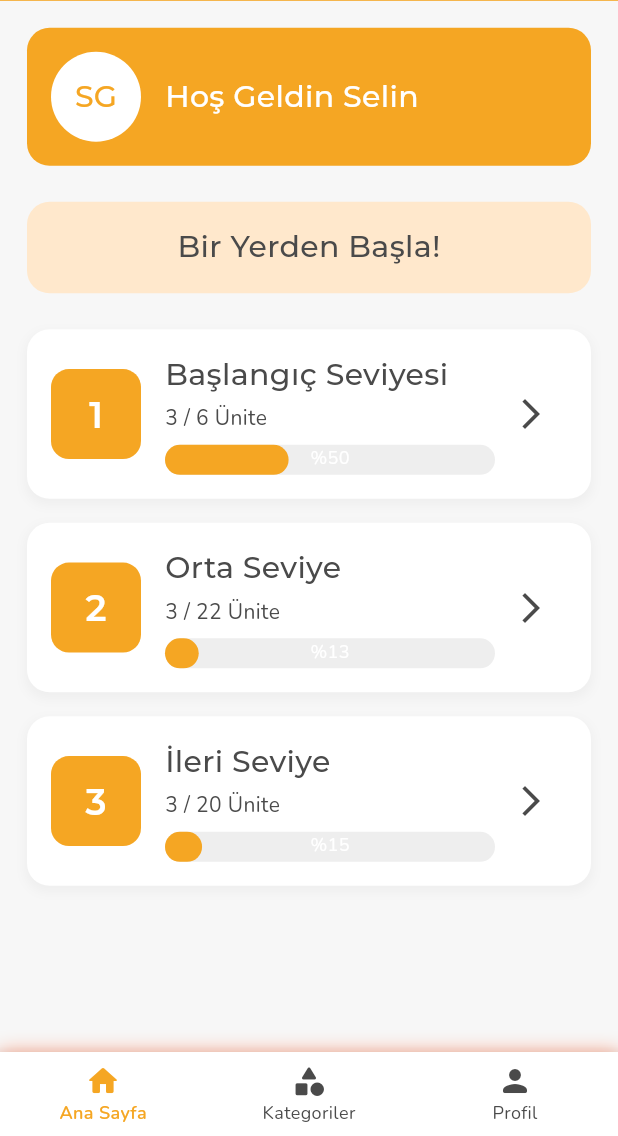
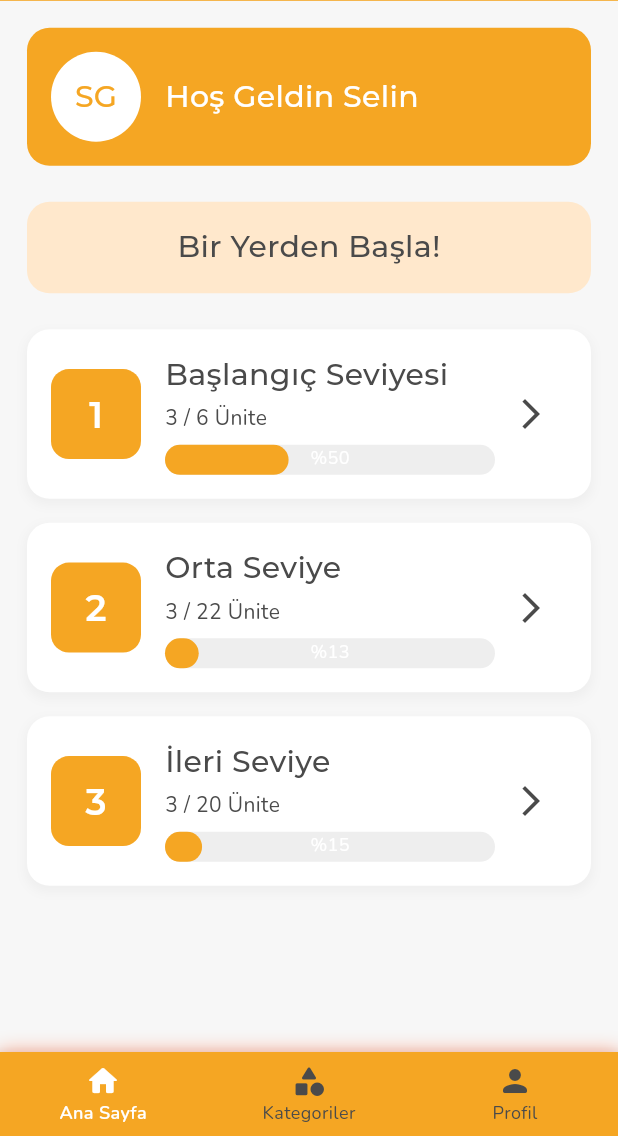
Before and after one commit to selinguz/prepWords, a Flutter app: the HomePage screen opened by its route, on a phone screen of 412 x 824 dp, the part 100-1236 px from its top. Run offline on Flutter 3.47's test engine with Material 3 defaults, Android fonts, the phone set to English and light mode, and no system bars; our stand-ins replace cloud_firestore, firebase_core; missing offline and left inert: flutter_flip_card; accounts and stored records are empty.

Commit message:
bottomnavbar düzenlemesi yapıldı, appbar navigation hataları giderildi

```diff
--- a/lib/components/custom_appbar.dart
+++ b/lib/components/custom_appbar.dart
@@ -4,15 +4,23 @@ import 'package:prep_words/consts.dart';
 
 class CustomAppBar extends StatelessWidget implements PreferredSizeWidget {
   final String title;
+  final VoidCallback? onBackPressed;
 
   const CustomAppBar({
     super.key,
     required this.title,
+    this.onBackPressed,
   });
 
   @override
   Widget build(BuildContext context) {
     return AppBar(
+      leading: onBackPressed != null
+          ? IconButton(
+              icon: Icon(Icons.arrow_back, color: textGreyColor),
+              onPressed: onBackPressed,
+            )
+          : null,
       title: Text(
         title,
         style: headingLarge.copyWith(fontSize: 30),
--- a/lib/pages/home_page.dart
+++ b/lib/pages/home_page.dart
@@ -17,7 +17,12 @@ class _HomePageState extends State<HomePage> {
   @override
   Widget build(BuildContext context) {
     return Scaffold(
-      appBar: _selectedIndex == 0 ? CustomAppBar(title: 'exaMate') : null,
+      appBar: _selectedIndex == 0
+          ? CustomAppBar(
+              title: 'exaMate',
+              onBackPressed: null,
+            )
+          : null,
       backgroundColor: backgrnd,
       body: _selectedIndex == 0
           ? _buildHomePage()
@@ -41,8 +46,8 @@ class _HomePageState extends State<HomePage> {
               _selectedIndex = index;
             });
           },
-          backgroundColor: textWhiteColor,
-          selectedItemColor: primary,
+          backgroundColor: primary,
+          selectedItemColor: textWhiteColor,
           unselectedItemColor: textGreyColor,
           selectedLabelStyle: bodySmall.copyWith(fontWeight: FontWeight.w600),
           unselectedLabelStyle: bodySmall,
--- a/lib/pages/levels_page.dart
+++ b/lib/pages/levels_page.dart
@@ -20,6 +20,9 @@ class LevelsPage extends StatelessWidget {
     return Scaffold(
       appBar: CustomAppBar(
         title: levelName,
+        onBackPressed: (){
+          Navigator.pushReplacementNamed(context, '/home');
+        },
       ),
       backgroundColor: backgrnd,
       body: ListView.builder(
```
Also changed, not shown: lib/pages/profile_content.dart (+87 -12 lines).
